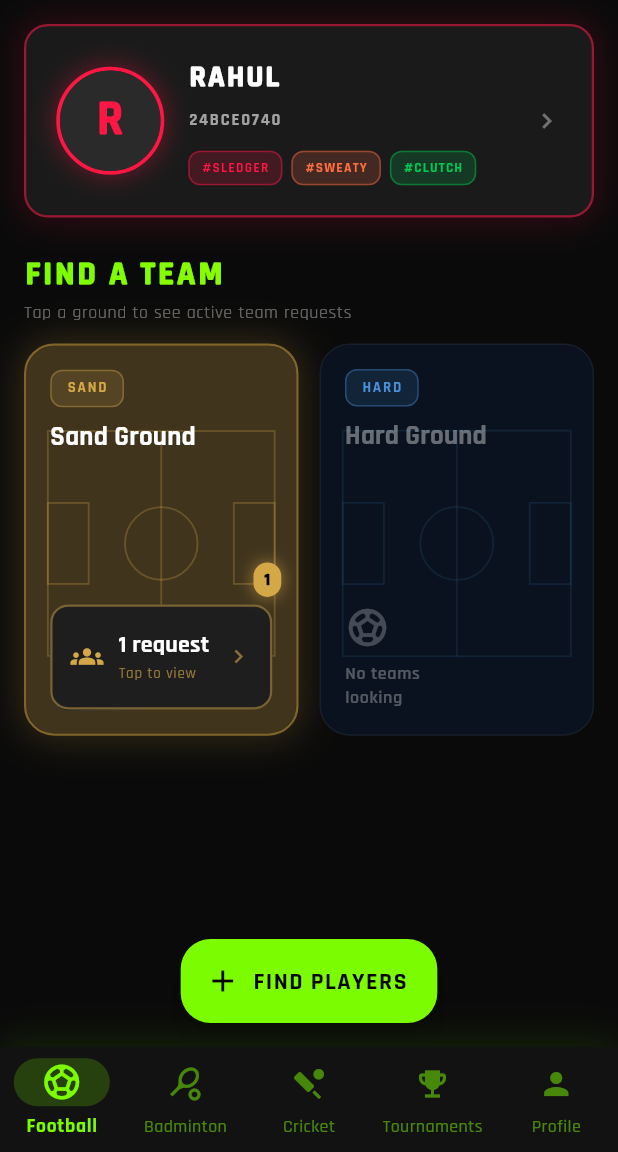
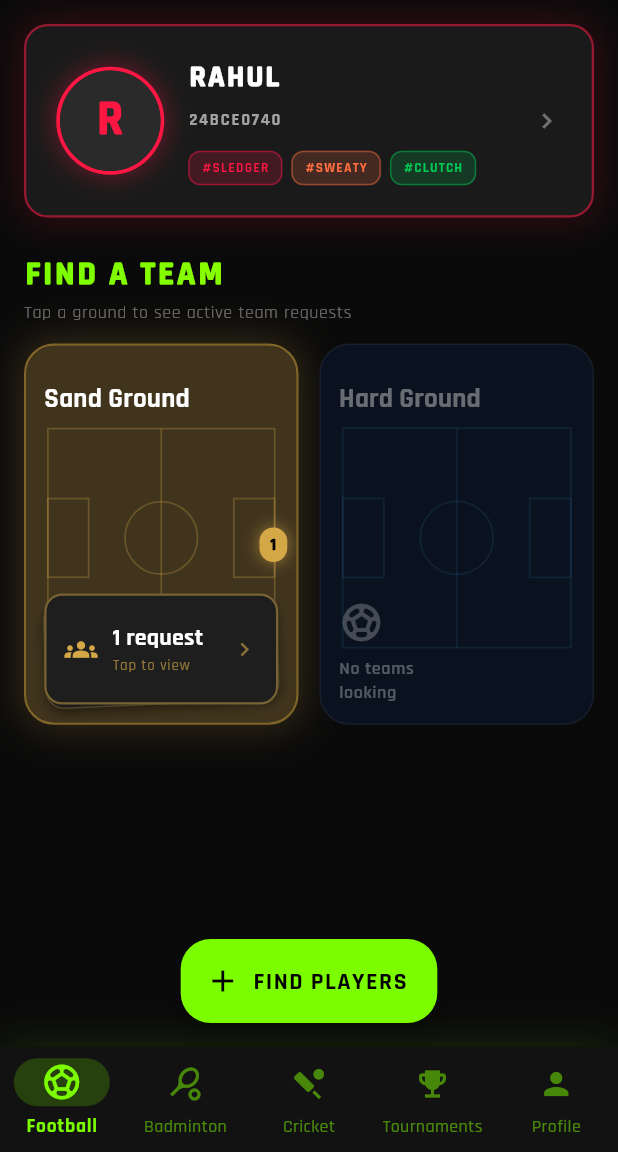
Before and after one commit to rishbCLN/sport_app, a Flutter app: the screen it shows after launch, on a phone screen of 412 x 824 dp, the part 84-1236 px from its top. Run offline on Flutter 3.47's test engine with Material 3 defaults, Android fonts, the phone set to English and light mode, and no system bars; our stand-ins replace cloud_firestore, firebase_core, google_fonts; accounts and stored records are empty; Roboto replaces fonts that are missing (Audiowide).

Commit message:
minor_ui_changes

```diff
--- a/lib/screens/football_screen.dart
+++ b/lib/screens/football_screen.dart
@@ -408,6 +408,10 @@ class _FootballScreenState extends State<FootballScreen> {
     setState(() {
       _currentJoinedTeamId = req.id;
       _teamChats.putIfAbsent(req.id, () => []);
+    });
+    // Auto-open team chat as a welcome gesture
+    WidgetsBinding.instance.addPostFrameCallback((_) {
+      if (mounted) _showTeamChat(req);
     });
   }
 
@@ -639,7 +643,7 @@ class _FootballScreenState extends State<FootballScreen> {
             crossAxisCount: 2,
             crossAxisSpacing: 14,
             mainAxisSpacing: 14,
-            childAspectRatio: 0.70,
+            childAspectRatio: 0.72,
             children: [
               _GroundCard(
                 label: 'Sand Ground',
@@ -1441,42 +1445,19 @@ class _GroundCardState extends State<_GroundCard>
                 ),
               // Content
               Padding(
-                padding: const EdgeInsets.all(16),
+                padding: const EdgeInsets.all(12),
                 child: Column(
                   crossAxisAlignment: CrossAxisAlignment.start,
                   children: [
-                    // Row: surface chip + avatar
-                    Row(
-                      children: [
-                        Container(
-                          padding: const EdgeInsets.symmetric(
-                              horizontal: 10, vertical: 4),
-                          decoration: BoxDecoration(
-                            color: _accentColor.withOpacity(0.14),
-                            borderRadius: BorderRadius.circular(8),
-                            border: Border.all(
-                              color: _accentColor.withOpacity(0.38),
-                              width: 1,
-                            ),
-                          ),
-                          child: Text(
-                            widget.isSand ? 'SAND' : 'HARD',
-                            style: theme.textTheme.labelSmall?.copyWith(
-                              color: _accentColor,
-                              fontWeight: FontWeight.w800,
-                              letterSpacing: 1.2,
-                              fontSize: 10,
-                            ),
-                          ),
-                        ),
-                        const Spacer(),
-                        // Pulsing user avatar when joined here
+                    // Avatar row — only visible when user has joined here
                     if (isUserHere)
-                          AnimatedBuilder(
+                      Align(
+                        alignment: Alignment.centerRight,
+                        child: AnimatedBuilder(
                           animation: _pulseAnim,
                           builder: (_, __) => Container(
-                              width: 36,
-                              height: 36,
+                            width: 32,
+                            height: 32,
                             decoration: BoxDecoration(
                               shape: BoxShape.circle,
                               border: Border.all(
@@ -1497,7 +1478,7 @@ class _GroundCardState extends State<_GroundCard>
                               child: Text(
                                 widget.currentUserInitial,
                                 style: TextStyle(
-                                    fontSize: 14,
+                                  fontSize: 12,
                                   fontWeight: FontWeight.w900,
                                   color: widget.currentUserColor,
                                 ),
@@ -1505,8 +1486,9 @@ class _GroundCardState extends State<_GroundCard>
                             ),
                           ),
                         ),
-                      ],
-                    ),
+                      )
+                    else
+                      const SizedBox(height: 4),
                     const SizedBox(height: 10),
                     // Ground name
                     Text(
@@ -1535,30 +1517,37 @@ class _GroundCardState extends State<_GroundCard>
 
   Widget _buildDeck(ThemeData theme) {
     final count = widget.requests.length;
-    final deckDepth = count.clamp(0, 2);
+    final deckDepth = count.clamp(0, 3);
 
     return SizedBox(
-      height: 90,
+      height: 110,
       child: Stack(
         clipBehavior: Clip.none,
         children: [
           for (int i = 0; i < deckDepth; i++)
             Positioned(
-              bottom: i * 7.0,
-              left: (deckDepth - i - 1) * 4.0,
-              right: -(deckDepth - i - 1) * 4.0,
+              bottom: i * 13.0,
+              left: (deckDepth - i - 1) * 7.0,
+              right: -(deckDepth - i - 1) * 7.0,
               child: Transform.rotate(
-                angle: (i - deckDepth / 2) * 0.055,
+                angle: (i - deckDepth / 2) * 0.09,
                 child: Container(
-                  height: 66,
+                  height: 70,
                   decoration: BoxDecoration(
                     color:
-                        const Color(0xFF1C1C1C).withOpacity(0.88 - i * 0.12),
+                        const Color(0xFF1C1C1C).withOpacity(0.92 - i * 0.15),
                     borderRadius: BorderRadius.circular(12),
                     border: Border.all(
-                      color: _accentColor.withOpacity(0.18),
+                      color: _accentColor.withOpacity(0.28 - i * 0.06),
                       width: 1,
                     ),
+                    boxShadow: [
+                      BoxShadow(
+                        color: Colors.black.withOpacity(0.45),
+                        blurRadius: 6,
+                        offset: const Offset(0, 3),
+                      ),
+                    ],
                   ),
                 ),
               ),
@@ -1568,7 +1557,7 @@ class _GroundCardState extends State<_GroundCard>
             left: 0,
             right: 0,
             child: Container(
-              height: 70,
+              height: 74,
               padding:
                   const EdgeInsets.symmetric(horizontal: 12, vertical: 10),
               decoration: BoxDecoration(
@@ -2209,11 +2198,14 @@ class _TeamChatSheetState extends State<_TeamChatSheet> {
     );
     widget.onSend(msg);
     _inputCtrl.clear();
+    // Rebuild the sheet immediately so the new message appears without
+    // needing to dismiss the keyboard first.
+    setState(() {});
     WidgetsBinding.instance.addPostFrameCallback((_) {
       if (_scrollCtrl.hasClients) {
         _scrollCtrl.animateTo(
           _scrollCtrl.position.maxScrollExtent,
-          duration: const Duration(milliseconds: 250),
+          duration: const Duration(milliseconds: 300),
           curve: Curves.easeOut,
         );
       }
@@ -2239,11 +2231,9 @@ class _TeamChatSheetState extends State<_TeamChatSheet> {
     final theme = Theme.of(context);
     final groundName =
         widget.request.groundNumber == 1 ? 'Sand Ground' : 'Hard Ground';
-
-    return Padding(
-      padding:
-          EdgeInsets.only(bottom: MediaQuery.of(context).viewInsets.bottom),
-      child: Container(
+    final viewInsets = MediaQuery.of(context).viewInsets.bottom;
+
+    return Container(
       height: MediaQuery.of(context).size.height * 0.72,
       decoration: const BoxDecoration(
         color: Color(0xFF111111),
@@ -2517,8 +2507,10 @@ class _TeamChatSheetState extends State<_TeamChatSheet> {
                 ],
               ),
             ),
-          ],
-        ),
+            // Keyboard spacer — sits under the keyboard so the input
+            // stays visible without needing to dismiss the keyboard.
+            SizedBox(height: viewInsets),
+          ],
         ),
     );
   }
```
Lines whose indentation alone changed are shown as unchanged.
